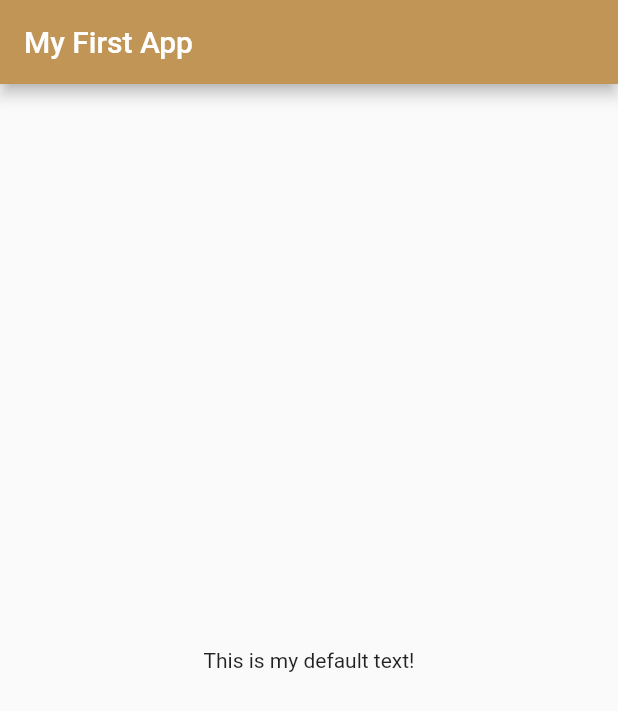
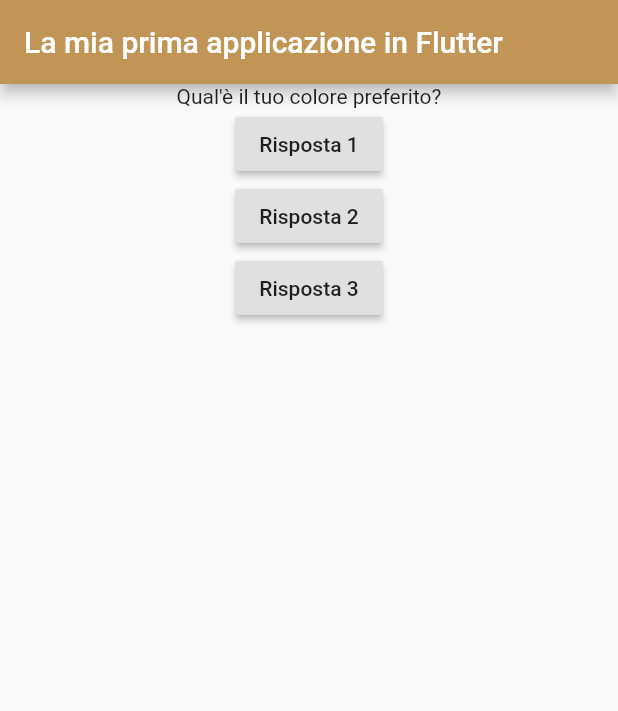
Before and after one commit to gios92/flutter_course_app, a Flutter app: the screen it shows after launch, on a phone screen of 412 x 824 dp. Shown: the top 711 px of the screen. Run offline on Flutter 3.47's test engine with Material 2 defaults, Android fonts, the phone set to English and light mode, and no system bars.

Commit message:
comprensione dei metodi con i bottoni (con errori)

```diff
--- a/lib/main.dart
+++ b/lib/main.dart
@@ -9,25 +9,57 @@ import 'package:flutter/material.dart';
 //chiamiamo il metodo main con la notazione 'arrow function'
 void main() => runApp(MyApp());
 
+int questionIndex = 0;
+
+void rispostaAllaDomanda() {
+  questionIndex = questionIndex + 1;
+  print(questionIndex);
+}
+
 class MyApp extends StatelessWidget {
   @override
   Widget build(BuildContext context) {
     return MaterialApp(
         home: Scaffold(
             appBar: AppBar(
-            title: Text('My First App'),
+              title: Text('La mia prima applicazione in Flutter'),
               backgroundColor: Color(0xffC19556),
             ),
             body: Center(
               child: Body(),
-          )),
-    );
+            )));
   }
 }
 
 class Body extends StatelessWidget {
+  final List<String> questions = [
+    'Qual\'è il tuo colore preferito?',
+    'Qual\'è il tuo animale preferito?'
+  ];
+
   @override
   Widget build(BuildContext context) {
-    return Text('This is my default text!');
+    return Column(
+      children: [
+        Text(questions[questionIndex]),
+        RaisedButton(
+          child: Text('Risposta 1'),
+          onPressed: () {
+            // ...
+            int a = 2;
+            int b = 5;
+            print(a + b);
+          },
+        ),
+        RaisedButton(
+          child: Text('Risposta 2'),
+          onPressed: () => rispostaAllaDomanda,
+        ),
+        RaisedButton(
+          child: Text('Risposta 3'),
+          onPressed: () => rispostaAllaDomanda,
+        ),
+      ],
+    );
   }
 }
```
Lines whose indentation alone changed are shown as unchanged.
